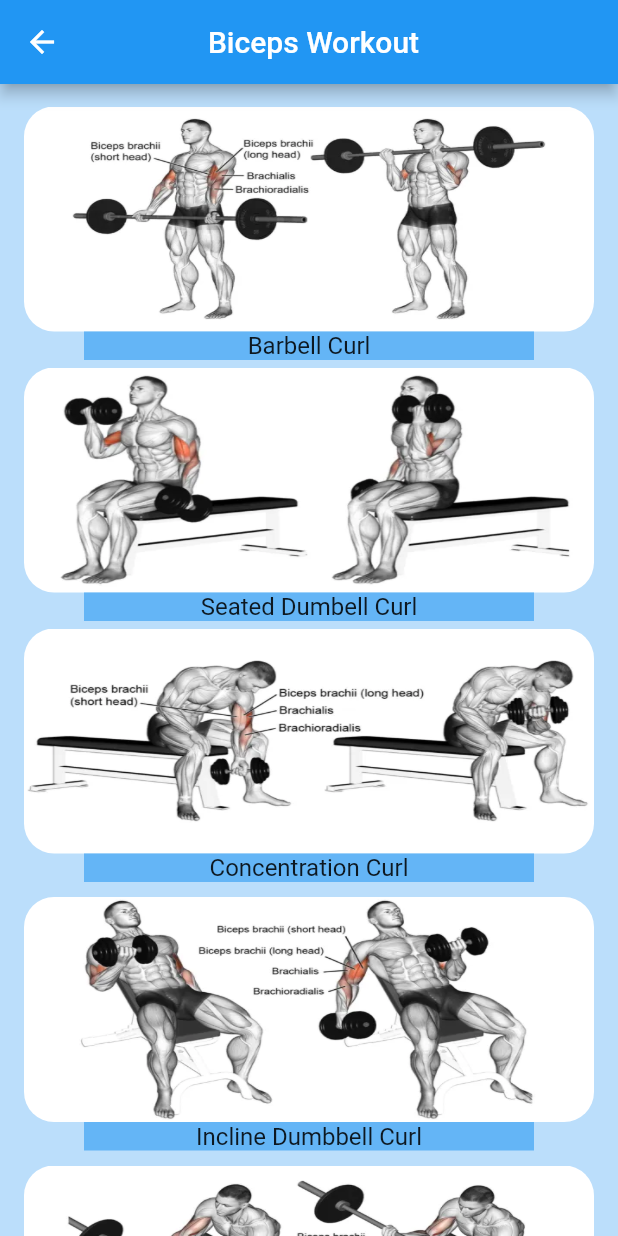
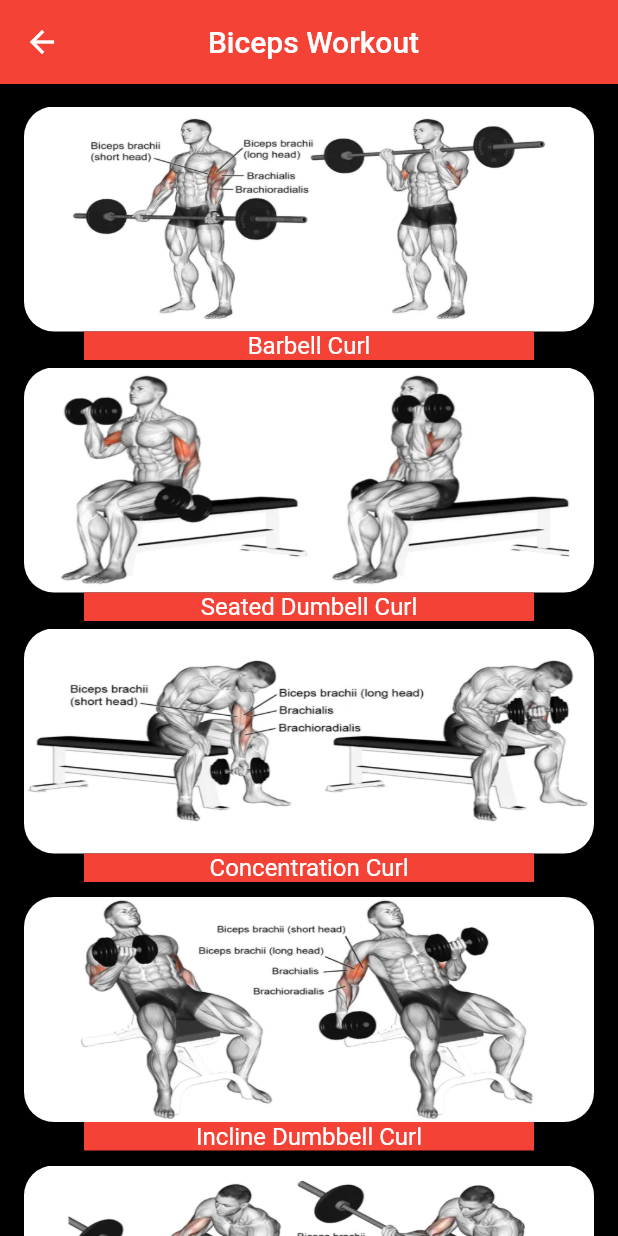
Before and after one commit to Brntpcnr/GYM-BUDDY-APP, a Flutter app: the bicepsWorkout screen opened directly, on a phone screen of 412 x 824 dp. Run offline on Flutter 3.47's test engine with Material 2 defaults, Android fonts, the light colour scheme and no system bars.

Commit message:
GYM APP Modification

```diff
--- a/lib/bicepsWorkout.dart
+++ b/lib/bicepsWorkout.dart
@@ -4,12 +4,12 @@ import 'main.dart';
 
 Container workoutNames(String name) {
   return Container(
-    color: Colors.blue[300],
+    color: Colors.red,
     width: 300,
     child: Text(
       "$name",
       textAlign: TextAlign.center,
-      style: TextStyle(fontSize: 16),
+      style: TextStyle(fontSize: 16, color: Colors.white),
     ),
   );
 }
@@ -27,9 +27,9 @@ class _bicepsWorkoutState extends State<bicepsWorkout> {
   @override
   Widget build(BuildContext context) {
     return Scaffold(
-        backgroundColor: Colors.blue[100],
+        backgroundColor: Colors.black,
         appBar: AppBar(
-          backgroundColor: Colors.blue,
+          backgroundColor: Colors.red,
           title: Center(child: Padding(
             padding: const EdgeInsets.fromLTRB(0, 0, 50, 0),
             child: const Text('Biceps Workout'),
--- a/lib/main.dart
+++ b/lib/main.dart
@@ -13,7 +13,6 @@ import 'secondd.dart';
 
 void main() {
   runApp(MaterialApp(
-    theme: ThemeData(highlightColor: Colors.red),
     home: FirstRoute(),
   ));
 }
@@ -26,6 +25,7 @@ BoxDecoration imgName(String imgname) {
 }
 
 class FirstRoute extends StatefulWidget {
+
   const FirstRoute({Key? key}) : super(key: key);
 
   //final String? muscleGroup;
```
Also changed, not shown: lib/chestWorkout.dart (+4 -4 lines), lib/forearmWorkout.dart (+4 -4 lines).
